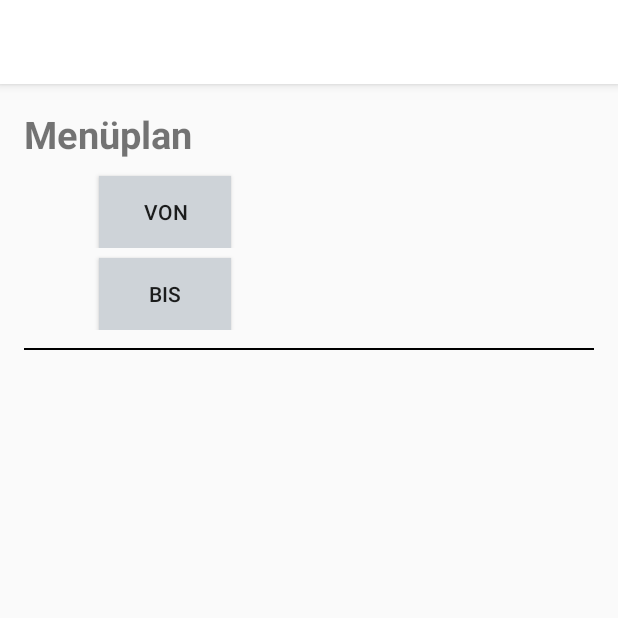
After one commit to mertag96/bruderhausDiakonie, an Android app: the Menuplan screen opened directly, with no data from a screen before it, on a phone screen of 412 x 824 dp, the top half of it. The commit adds this screen. Run offline under Robolectric (Android 15) with nearby library versions, the phone set to English and light mode, and no system bars.

Commit message:
In the Page Menuplan - Datepicker designed and implemented

```diff
--- a/app/src/main/AndroidManifest.xml
+++ b/app/src/main/AndroidManifest.xml
@@ -30,9 +30,8 @@
         <activity
             android:name=".PopActivity"
             android:theme="@style/AppTheme.PopMe" />
-        <activity android:name=".alluser"
-            ></activity>
-
+        <activity android:name=".alluser" />
+        <activity android:name=".Menuplan"></activity>
     </application>
 
 </manifest>
--- a/app/src/main/java/com/example/firsttest/firsttest/Menunavigation.java
+++ b/app/src/main/java/com/example/firsttest/firsttest/Menunavigation.java
@@ -18,7 +18,7 @@ import android.widget.Button;
 import android.widget.ImageView;
 
 public class Menunavigation extends AppCompatActivity{
-       ImageView newUser, allUser;
+       ImageView newUser, allUser, menuplan, allOrders;
 
 @Override
 protected void onCreate(Bundle savedInstanceState) {
@@ -28,9 +28,11 @@ protected void onCreate(Bundle savedInstanceState) {
 
         newUser= findViewById((R.id.neuerBenutzer));
         allUser = findViewById(R.id.alleUser);
+        menuplan = findViewById(R.id.menuplan);
+        allOrders = findViewById(R.id.allorders);
 
 
-        //Navigating to menunavigation page after listen on anmelden button
+        //Navigating to 4 different activities
         newUser.setOnClickListener(new View.OnClickListener(){
         @Override
         public void onClick(View v){
@@ -45,5 +47,19 @@ protected void onCreate(Bundle savedInstanceState) {
                       startActivity(new Intent(Menunavigation.this, alluser.class));
                 }
         });
+
+        menuplan.setOnClickListener(new View.OnClickListener(){
+        @Override
+        public void onClick(View v){
+            startActivity(new Intent(Menunavigation.this, Menuplan.class));
+        }
+          });
+
+       //  allOrders.setOnClickListener(new View.OnClickListener(){
+    //    @Override
+      //  public void onClick(View v){
+       //     startActivity(new Intent(Menunavigation.this, alluser.class));
+       //       }
+  //  });
 }
 }
--- /dev/null
+++ b/app/src/main/java/com/example/firsttest/firsttest/Menuplan.java
@@ -0,0 +1,80 @@
+package com.example.firsttest.firsttest;
+
+import android.app.Activity;
+import android.app.DatePickerDialog;
+import android.content.Context;
+import android.icu.text.SimpleDateFormat;
+import android.support.v7.app.AppCompatActivity;
+import android.os.Bundle;
+import android.text.InputType;
+import android.view.LayoutInflater;
+import android.view.View;
+import android.widget.Button;
+import android.widget.CalendarView;
+import android.widget.DatePicker;
+import android.widget.EditText;
+import android.widget.TextView;
+
+import java.util.Calendar;
+import java.util.Locale;
+
+public class Menuplan extends AppCompatActivity {
+
+    private Button fromDate, toDate;
+    private TextView fromTxtView, toTxtView;
+
+    @Override
+    protected void onCreate(Bundle savedInstanceState) {
+        super.onCreate(savedInstanceState);
+        setContentView(R.layout.activity_menuplan);
+
+        fromDate = findViewById(R.id.fromDate);
+        fromTxtView = findViewById(R.id.fromtvSelectedDate);
+
+        toDate = findViewById(R.id.toDate);
+        toTxtView = findViewById(R.id.totvSelectedDate);
+
+        //Calender for the first Button to select "Von"
+        fromDate.setOnClickListener(new View.OnClickListener() {
+            Calendar calendar = Calendar.getInstance();
+            int year = calendar.get(Calendar.YEAR);
+            int month = calendar.get(Calendar.MONTH);
+            int dayOfMonth = calendar.get(Calendar.DAY_OF_MONTH);
+
+            @Override
+            public void onClick(View v) {
+                DatePickerDialog datePickerDialog = new DatePickerDialog(Menuplan.this,
+                        new DatePickerDialog.OnDateSetListener() {
+                            @Override
+                            public void onDateSet(DatePicker datePicker, int year, int month, int day) {
+                                fromTxtView.setText(day + "." + (month + 1) + "." + year);
+                            }
+                        }, year, month, dayOfMonth);
+                datePickerDialog.getDatePicker().setMinDate(System.currentTimeMillis());
+                datePickerDialog.show();
+            }
+
+        });
+
+        //Calender for the Second Button to select "Bis"
+        toDate.setOnClickListener(new View.OnClickListener() {
+            Calendar calendar = Calendar.getInstance();
+            int year = calendar.get(Calendar.YEAR);
+            int month = calendar.get(Calendar.MONTH);
+            int dayOfMonth = calendar.get(Calendar.DAY_OF_MONTH);
+
+            @Override
+            public void onClick(View v) {
+                DatePickerDialog datePickerDialog = new DatePickerDialog(Menuplan.this,
+                        new DatePickerDialog.OnDateSetListener() {
+                            @Override
+                            public void onDateSet(DatePicker datePicker, int year, int month, int day) {
+                                toTxtView.setText(day + "." + (month + 1) + "." + year);
+                            }
+                        }, year, month, dayOfMonth);
+                datePickerDialog.getDatePicker().setMinDate(System.currentTimeMillis());
+                datePickerDialog.show();
+            }
+        });
+    }
+}
--- /dev/null
+++ b/app/src/main/res/layout/activity_menuplan.xml
@@ -0,0 +1,96 @@
+<?xml version="1.0" encoding="utf-8"?>
+<RelativeLayout xmlns:android="http://schemas.android.com/apk/res/android"
+    xmlns:app="http://schemas.android.com/apk/res-auto"
+    xmlns:tools="http://schemas.android.com/tools"
+    android:layout_width="match_parent"
+    android:layout_height="match_parent"
+    android:paddingBottom="16dp"
+    android:paddingLeft="16dp"
+    android:paddingRight="16dp"
+    android:paddingTop="16dp"
+    tools:context=".Menuplan">
+
+    <TextView
+        android:layout_width="wrap_content"
+        android:layout_height="wrap_content"
+        android:text="Menüplan"
+        android:textSize="25dp"
+        android:textStyle="bold"
+        />
+
+    <LinearLayout
+        android:layout_width="wrap_content"
+        android:layout_height="wrap_content"
+        android:orientation="horizontal"
+        android:layout_marginTop="5dp">
+        <Button
+            android:id="@+id/fromDate"
+            android:layout_width="wrap_content"
+            android:layout_height="wrap_content"
+            android:layout_centerHorizontal="true"
+            android:layout_centerVertical="true"
+            android:background="#CED3D8"
+            android:padding="10dp"
+            android:layout_marginTop="40dp"
+            android:layout_marginLeft="50dp"
+            android:text="Von"
+            />
+        <TextView
+            android:id="@+id/fromtvSelectedDate"
+            android:layout_width="wrap_content"
+            android:layout_height="wrap_content"
+            android:layout_below="@+id/fromDate"
+            android:layout_centerHorizontal="true"
+            android:layout_centerVertical="true"
+            android:layout_marginTop="40dp"
+            android:layout_marginLeft="40dp"
+            android:textSize="20sp"
+            android:textStyle="bold"
+            />
+    </LinearLayout>
+
+    <LinearLayout
+        android:layout_width="wrap_content"
+        android:layout_height="wrap_content"
+        android:orientation="horizontal">
+        <Button
+            android:id="@+id/toDate"
+            android:layout_width="wrap_content"
+            android:layout_height="wrap_content"
+            android:layout_centerHorizontal="true"
+            android:layout_centerVertical="true"
+            android:background="#CED3D8"
+            android:padding="10dp"
+            android:layout_marginTop="100dp"
+            android:layout_marginLeft="50dp"
+            android:text="Bis"
+            />
+        <TextView
+            android:id="@+id/totvSelectedDate"
+            android:layout_width="wrap_content"
+            android:layout_height="wrap_content"
+            android:layout_below="@+id/toDate"
+            android:layout_centerHorizontal="true"
+            android:layout_centerVertical="true"
+            android:layout_marginTop="100dp"
+            android:layout_marginLeft="40dp"
+            android:textSize="20sp"
+            android:textStyle="bold"
+            />
+
+    </LinearLayout>
+
+    <View
+        android:layout_marginTop="160dp"
+        android:layout_width="wrap_content"
+        android:layout_height="1dip"
+        android:background="#000000" />
+
+    <LinearLayout
+        android:layout_width="wrap_content"
+        android:layout_height="wrap_content">
+
+
+    </LinearLayout>
+
+</RelativeLayout>
--- a/app/src/main/res/layout/content_menunavigation.xml
+++ b/app/src/main/res/layout/content_menunavigation.xml
@@ -139,6 +139,7 @@
                 android:layout_height="wrap_content">
 
                 <ImageView
+                    android:id="@+id/menuplan"
                     android:layout_width="wrap_content"
                     android:layout_height="wrap_content"
                     android:layout_gravity="center_horizontal"
@@ -176,6 +177,7 @@
                 android:layout_height="wrap_content">
 
                 <ImageView
+                    android:id="@+id/allorders"
                     android:layout_width="wrap_content"
                     android:layout_height="wrap_content"
                     android:layout_gravity="center_horizontal"
```
